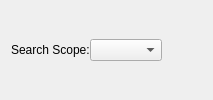
Before: the Qt Designer form programs/KJVCanOpener/KJVSearchCriteria.ui in dewhisna/KingJamesPureBibleSearch, drawn with Qt 5.
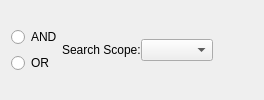
After: the same form once the commit is applied. Icons and pictures are not drawn.

Commit message: Switched around the phrase editor and search criteria to put the boolean operators in the search criteria.

Diff of the .ui file:
```diff
--- a/programs/KJVCanOpener/KJVSearchCriteria.ui
+++ b/programs/KJVCanOpener/KJVSearchCriteria.ui
@@ -12,6 +12,41 @@
       <number>0</number>
      </property>
      <item row="0" column="0">
+      <widget class="QFrame" name="frameSearchBoolOp">
+       <property name="sizePolicy">
+        <sizepolicy hsizetype="Fixed" vsizetype="Fixed">
+         <horstretch>0</horstretch>
+         <verstretch>0</verstretch>
+        </sizepolicy>
+       </property>
+       <property name="frameShape">
+        <enum>QFrame::NoFrame</enum>
+       </property>
+       <property name="frameShadow">
+        <enum>QFrame::Plain</enum>
+       </property>
+       <layout class="QFormLayout" name="formLayout">
+        <property name="margin">
+         <number>0</number>
+        </property>
+        <item row="0" column="0">
+         <widget class="QRadioButton" name="radioButtonANDSearch">
+          <property name="text">
+           <string>AND</string>
+          </property>
+         </widget>
+        </item>
+        <item row="1" column="0">
+         <widget class="QRadioButton" name="radioButtonORSearch">
+          <property name="text">
+           <string>OR</string>
+          </property>
+         </widget>
+        </item>
+       </layout>
+      </widget>
+     </item>
+     <item row="0" column="1">
       <layout class="QHBoxLayout" name="horizontalLayout">
        <property name="spacing">
         <number>0</number>
@@ -38,7 +73,7 @@
        </item>
       </layout>
      </item>
-     <item row="0" column="1">
+     <item row="0" column="2">
       <widget class="QPushButton" name="buttonAdd">
        <property name="sizePolicy">
         <sizepolicy hsizetype="Fixed" vsizetype="Fixed">
```
The commit also changes 2 other files.
